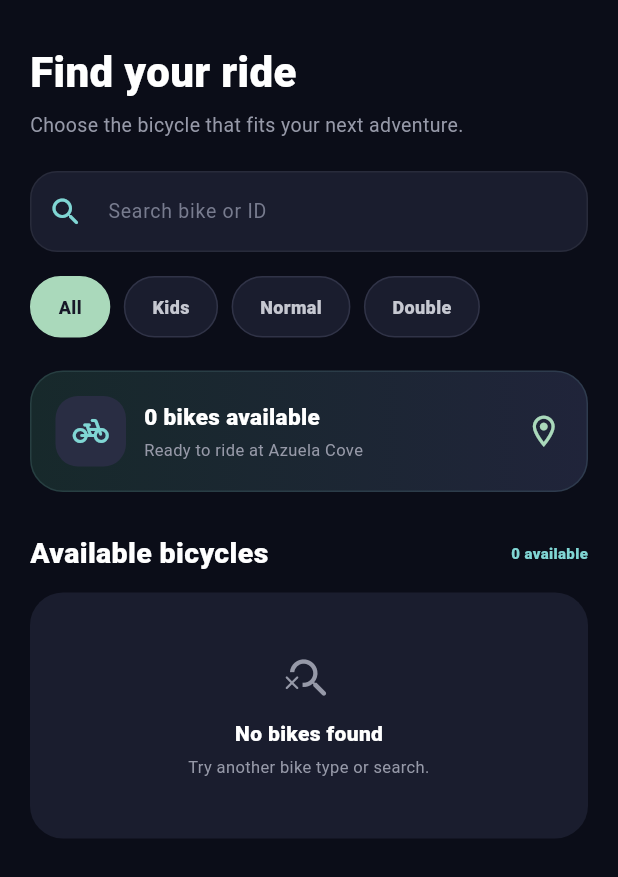
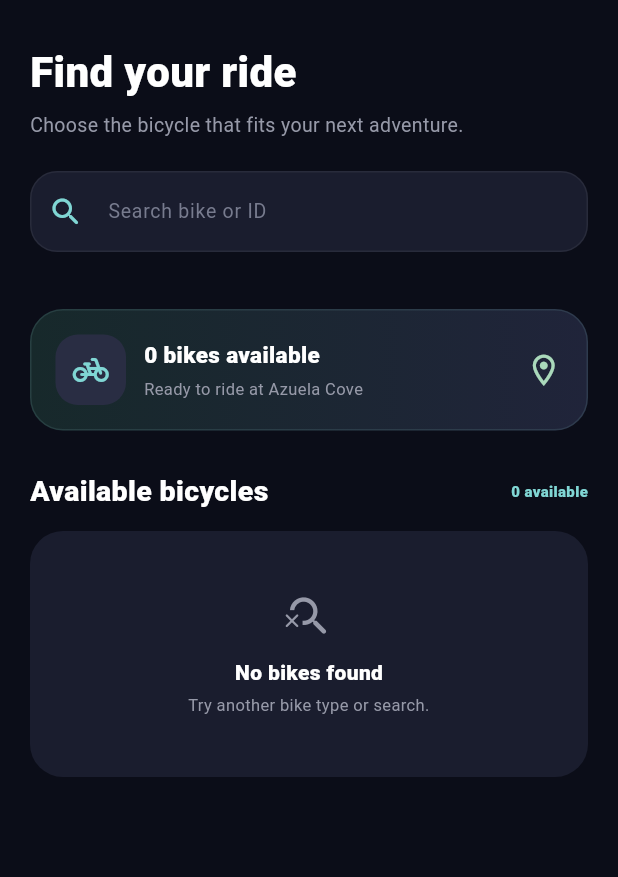
Before and after one commit to ashyshinz/pedalya_mobile, a Flutter app: the Bikes widget shown alone on an empty page, opened directly with empty values, on a phone screen of 412 x 824 dp. Shown: the top 877 px of the screen. Run offline on Flutter 3.47's test engine with Material 3 defaults, Android fonts, the phone set to English and light mode, and no system bars; our stand-ins replace flutter_map, image_picker, latlong2; accounts and stored records are empty; network calls fail.

Commit message:
Remove bicycle type filters from bikes screen

```diff
--- a/lib/screens/bikes/bikes_screen.dart
+++ b/lib/screens/bikes/bikes_screen.dart
@@ -15,7 +15,6 @@ class Bikes extends StatefulWidget {
 }
 
 class _BikesState extends State<Bikes> {
-  String selectedFilter = 'All';
   String searchQuery = '';
 
   List<BikeVariantData> bikes = [];
@@ -192,29 +191,13 @@ class _BikesState extends State<Bikes> {
   }
 
   List<BikeVariantData> get filteredBikes {
-    return bikes.where((bike) {
-      bool matchesFilter = true;
+  final query = searchQuery.toLowerCase();
 
-      if (selectedFilter == 'Kids') {
-        matchesFilter =
-            bike.variant == BikeVariant.kids;
-      } else if (selectedFilter == 'Normal') {
-        matchesFilter =
-            bike.variant == BikeVariant.standard;
-      } else if (selectedFilter == 'Double') {
-        matchesFilter =
-            bike.variant == BikeVariant.doubleBike;
-      }
-
-      final query = searchQuery.toLowerCase();
-
-      final matchesSearch =
-          bike.name.toLowerCase().contains(query) ||
-          bike.id.toLowerCase().contains(query);
-
-      return matchesFilter && matchesSearch;
-    }).toList();
-  }
+  return bikes.where((bike) {
+    return bike.name.toLowerCase().contains(query) ||
+        bike.id.toLowerCase().contains(query);
+  }).toList();
+}
 
   @override
   Widget build(BuildContext context) {
@@ -317,60 +300,6 @@ class _BikesState extends State<Bikes> {
           ),
 
           const SizedBox(height: 16),
-
-          // ======================================
-          // FILTERS
-          // ======================================
-
-          Wrap(
-            spacing: 9,
-            runSpacing: 9,
-            children: [
-              _BikeFilterChip(
-                label: 'All',
-                selected:
-                    selectedFilter == 'All',
-                onTap: () {
-                  setState(() {
-                    selectedFilter = 'All';
-                  });
-                },
-              ),
-
-              _BikeFilterChip(
-                label: 'Kids',
-                selected:
-                    selectedFilter == 'Kids',
-                onTap: () {
-                  setState(() {
-                    selectedFilter = 'Kids';
-                  });
-                },
-              ),
-
-              _BikeFilterChip(
-                label: 'Normal',
-                selected:
-                    selectedFilter == 'Normal',
-                onTap: () {
-                  setState(() {
-                    selectedFilter = 'Normal';
-                  });
-                },
-              ),
-
-              _BikeFilterChip(
-                label: 'Double',
-                selected:
-                    selectedFilter == 'Double',
-                onTap: () {
-                  setState(() {
-                    selectedFilter = 'Double';
-                  });
-                },
-              ),
-            ],
-          ),
 
           const SizedBox(height: 22),
 
@@ -552,54 +481,6 @@ class _BikesState extends State<Bikes> {
   }
 }
 
-class _BikeFilterChip extends StatelessWidget {
-  final String label;
-  final bool selected;
-  final VoidCallback onTap;
-
-  const _BikeFilterChip({
-    required this.label,
-    required this.selected,
-    required this.onTap,
-  });
-
-  @override
-  Widget build(BuildContext context) {
-    return InkWell(
-      onTap: onTap,
-      borderRadius: BorderRadius.circular(30),
-      child: AnimatedContainer(
-        duration:
-            const Duration(milliseconds: 180),
-        padding: const EdgeInsets.symmetric(
-          horizontal: 18,
-          vertical: 11,
-        ),
-        decoration: BoxDecoration(
-          color: selected
-              ? const Color(0xFFAAD9BB)
-              : const Color(0xFF1A1D2E),
-          borderRadius: BorderRadius.circular(30),
-          border: Border.all(
-            color: selected
-                ? const Color(0xFFAAD9BB)
-                : const Color(0xFF303347),
-          ),
-        ),
-        child: Text(
-          label,
-          style: TextStyle(
-            color: selected
-                ? const Color(0xFF171827)
-                : const Color(0xFFC6C8D1),
-            fontSize: 12,
-            fontWeight: FontWeight.w800,
-          ),
-        ),
-      ),
-    );
-  }
-}
 
 class _DarkBikesCard extends StatelessWidget {
   final BikeVariantData bike;
```
